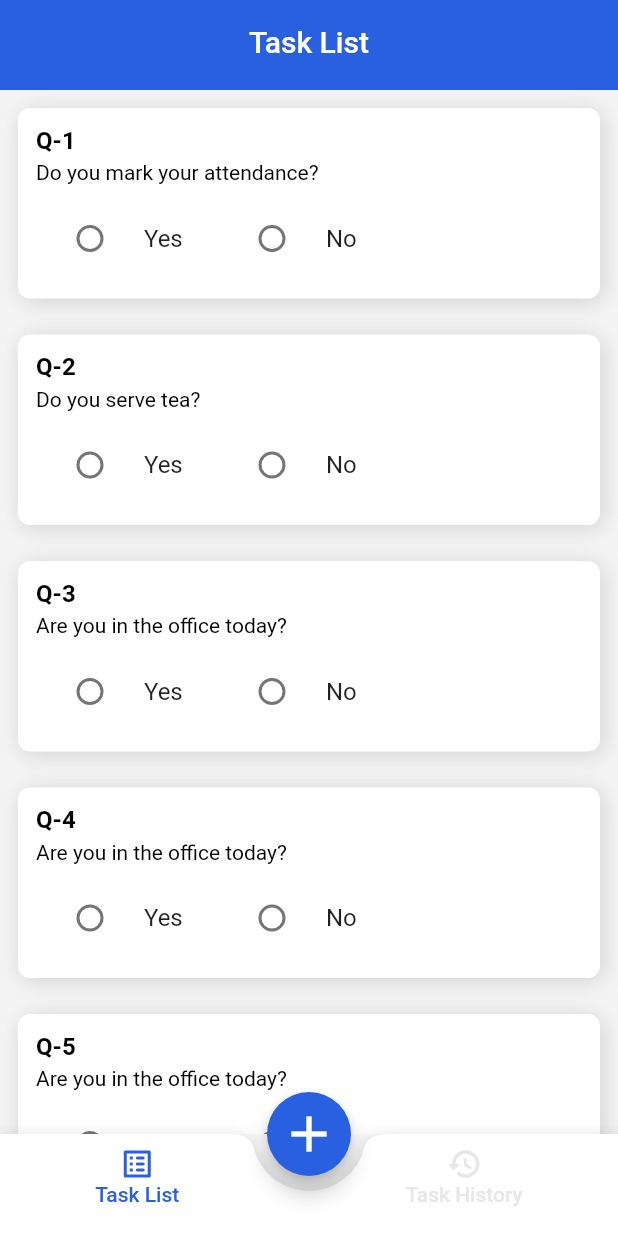
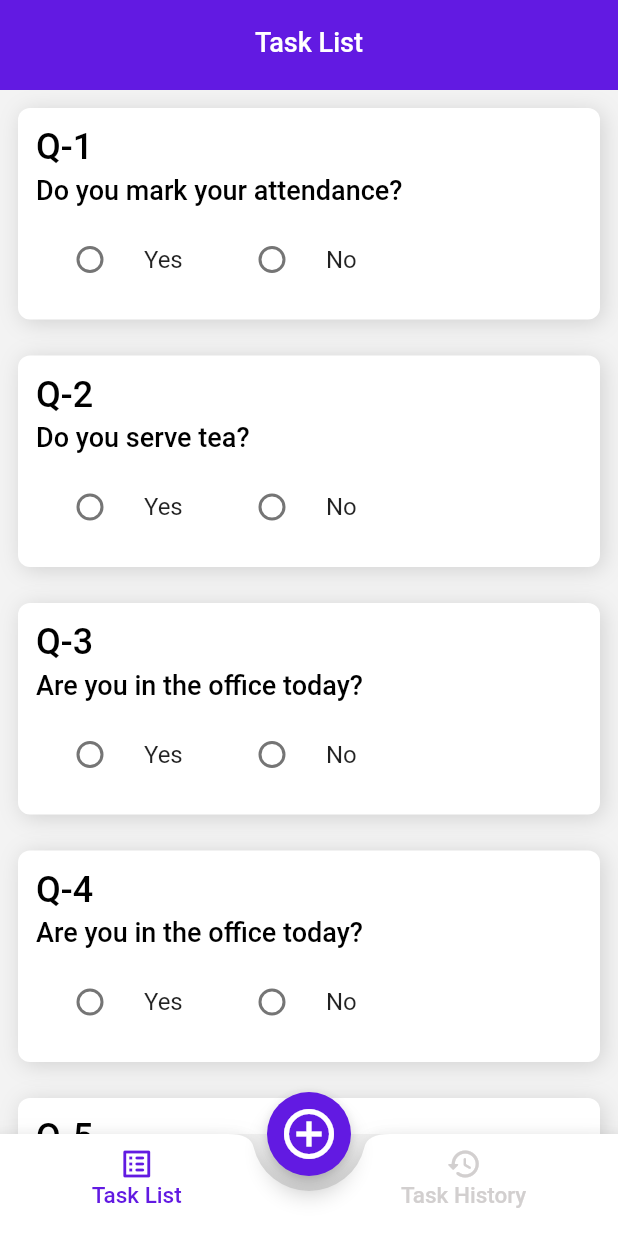
Before and after one commit to bijumondal18/task_management_app_flutter, a Flutter app: the screen it shows after launch, on a phone screen of 412 x 824 dp. Run offline on Flutter 3.47's test engine with Material 2 defaults, Android fonts, the phone set to English and light mode, and no system bars; our stand-ins replace bloc, equatable, flutter_bloc, hive, hive_flutter; accounts and stored records are empty.

Commit message:
dynamic theme management

```diff
--- a/lib/bottom_navigation_bar.dart
+++ b/lib/bottom_navigation_bar.dart
@@ -38,7 +38,7 @@ class _CustomBottomNavigationBarState extends State<CustomBottomNavigationBar> {
               builder: (context) => const CreateTaskScreen()));
         },
         child: const Icon(
-          Icons.add,
+          Icons.add_circle_outline_sharp,
           size: 40,
         ),
         backgroundColor: AppColors.primary,
--- a/lib/common/common.dart
+++ b/lib/common/common.dart
@@ -1,7 +1,6 @@
 import 'package:flutter/material.dart';
 
-
-class AppUrl{
+class AppUrl {
   //static const String baseURL = "https://countries.trevorblades.com/graphql";
 }
 
@@ -18,6 +17,17 @@ class AppSizes {
 
   static const double elevation0 = 0.0;
 
+  static const double headline1 = 34.0;
+  static const double headline2 = 28.0;
+  static const double headline3 = 26.0;
+  static const double headline4 = 24.0;
+  static const double headline5 = 22.0;
+  static const double headline6 = 18.0;
+  static const double bodyText1 = 16.0;
+  static const double bodyText2 = 14.0;
+  static const double caption = 12.0;
+  static const double button = 15.0;
+
   static const double font24 = 24.0;
   static const double font22 = 22.0;
   static const double font20 = 20.0;
@@ -32,12 +42,12 @@ class AppSizes {
 
 class AppColors {
   static const white = Color(0xFFFFFFFF);
-  static const scaffold = Color(0xDFF3F3F3);
+  static const scaffold = Color(0xFFF3F3F3);
   static const black = Color(0xFF000000);
-  static const darkGrey = Color(0xFF5C5C5C);
-  static const lightGrey = Color(0xFFE7E7E7);
+  static const darkGrey = Color(0xFF4E4D4D);
+  static const lightGrey = Color(0xFFD2CFCF);
   static const transparent = Color(0xFFE3E3E3);
-  static const primary = Color(0xFF2960E0);
+  static const primary = Color(0xFF621AE2);
 }
 
 class AppStrings {
--- /dev/null
+++ b/lib/common/theme.dart
@@ -0,0 +1,59 @@
+import 'package:flutter/material.dart';
+import 'package:flutter_todo_app/common/common.dart';
+
+class AppTheme {
+  static ThemeData get lightTheme {
+    return ThemeData(
+        dividerColor: AppColors.lightGrey,
+        brightness: Brightness.light,
+        backgroundColor: AppColors.white,
+        scaffoldBackgroundColor: AppColors.scaffold,
+        visualDensity: VisualDensity.adaptivePlatformDensity,
+        textTheme: const TextTheme(
+          headline1: TextStyle(
+              color: AppColors.black,
+              fontSize: AppSizes.headline1,
+              fontWeight: FontWeight.w700),
+          headline2: TextStyle(
+              color: AppColors.black,
+              fontSize: AppSizes.headline2,
+              fontWeight: FontWeight.w600),
+          headline3: TextStyle(
+              color: AppColors.black,
+              fontSize: AppSizes.headline3,
+              fontWeight: FontWeight.w600),
+          headline4: TextStyle(
+              color: AppColors.black,
+              fontSize: AppSizes.headline4,
+              fontWeight: FontWeight.w500),
+          headline5: TextStyle(
+              color: AppColors.black,
+              fontSize: AppSizes.headline5,
+              fontWeight: FontWeight.w500),
+          headline6: TextStyle(
+              color: AppColors.black,
+              fontSize: AppSizes.headline6,
+              fontWeight: FontWeight.w500),
+          bodyText1: TextStyle(
+              color: AppColors.darkGrey,
+              fontSize: AppSizes.bodyText1,
+              fontWeight: FontWeight.w500),
+          bodyText2: TextStyle(
+              color: AppColors.darkGrey,
+              fontSize: AppSizes.bodyText2,
+              fontWeight: FontWeight.w500),
+          caption: TextStyle(
+              color: AppColors.darkGrey,
+              fontSize: AppSizes.caption,
+              fontWeight: FontWeight.w500),
+          button: TextStyle(
+              color: AppColors.white,
+              fontSize: AppSizes.button,
+              fontWeight: FontWeight.w500),
+        ));
+  }
+
+  static ThemeData get darkTheme {
+    return ThemeData();
+  }
+}
--- a/lib/features/create_task/ui/create_task_screen.dart
+++ b/lib/features/create_task/ui/create_task_screen.dart
@@ -13,7 +13,7 @@ class CreateTaskScreen extends StatefulWidget {
 class _CreateTaskScreenState extends State<CreateTaskScreen> {
   @override
   Widget build(BuildContext context) {
-    return  Scaffold(
+    return Scaffold(
       appBar: const CustomAppBar(title: 'Create New Task'),
       body: SizedBox(
         height: MediaQuery.of(context).size.height,
@@ -36,8 +36,10 @@ class _CreateTaskScreenState extends State<CreateTaskScreen> {
               padding: const EdgeInsets.all(15),
               child: ElevatedButton(
                 style: ElevatedButton.styleFrom(
+                  primary: AppColors.primary,
+                  textStyle: const TextStyle(fontSize: AppSizes.font16),
                   minimumSize: const Size.fromHeight(
-                      45), // fromHeight use double.infinity as width and 40 is the height
+                      48), // fromHeight use double.infinity as width and 40 is the height
                 ),
                 onPressed: () {
                   showDialog<String>(
@@ -45,17 +47,22 @@ class _CreateTaskScreenState extends State<CreateTaskScreen> {
                     builder: (BuildContext context) => AlertDialog(
                       title: const Text('Confirmation'),
                       content:
-                      const Text('Are you sure you want to add this task?'),
+                          const Text('Are you sure you want to add this task?'),
                       actions: <Widget>[
                         TextButton(
                           onPressed: () => Navigator.pop(context, 'Cancel'),
-                          child: const Text('Cancel'),
+                          child: const Text(
+                            'Cancel',
+                          ),
                         ),
                         TextButton(
                           //TODO: button to submit task to database and close the dialog
 
                           onPressed: () => Navigator.pop(context, 'Submit'),
-                          child: const Text('Submit'),
+                          child: const Text(
+                            'Submit',
+                            style: TextStyle(fontWeight: FontWeight.w600),
+                          ),
                         ),
                       ],
                     ),
--- a/lib/features/task_list/bloc/task_list_state.dart
+++ b/lib/features/task_list/bloc/task_list_state.dart
@@ -1,9 +1,7 @@
 part of 'task_list_bloc.dart';
 
 @immutable
-abstract class TaskListState extends Equatable {
-
-}
+abstract class TaskListState extends Equatable {}
 
 //initial state
 class TaskListInitial extends TaskListState {
@@ -22,6 +20,7 @@ class TaskListEditState extends TaskListState {
   final Questions questions;
 
   TaskListEditState({required this.questions});
+
   @override
   List<Object?> get props => [questions];
 }
@@ -29,10 +28,12 @@ class TaskListEditState extends TaskListState {
 //all questions loaded state
 class TaskListLoadedState extends TaskListState {
   final List<Questions>? questions;
+  final bool? isCompleted;
 
-  TaskListLoadedState({this.questions});
+  TaskListLoadedState({this.isCompleted, this.questions});
+
   @override
-  List<Object?> get props => [questions];
+  List<Object?> get props => [isCompleted, questions];
 }
 
 //failed state
@@ -40,6 +41,7 @@ class TaskListFailedState extends TaskListState {
   final String errorMessage;
 
   TaskListFailedState({required this.errorMessage});
+
   @override
   List<Object?> get props => [errorMessage];
 }
--- a/lib/features/task_list/ui/task_list_screen.dart
+++ b/lib/features/task_list/ui/task_list_screen.dart
@@ -1,6 +1,7 @@
 import 'package:flutter/material.dart';
 import 'package:flutter_bloc/flutter_bloc.dart';
 import 'package:flutter_todo_app/common/common.dart';
+import 'package:flutter_todo_app/common/theme.dart';
 import 'package:flutter_todo_app/common/widgets/custom_app_bar.dart';
 
 import '../bloc/task_list_bloc.dart';
@@ -19,7 +20,6 @@ class _TaskListScreenState extends State<TaskListScreen> {
   @override
   Widget build(BuildContext context) {
     return Scaffold(
-      backgroundColor: AppColors.scaffold,
       appBar: const CustomAppBar(title: 'Task List'),
       body: BlocBuilder<TaskListBloc, TaskListState>(
         builder: (context, state) {
@@ -44,7 +44,7 @@ class TaskList extends StatelessWidget {
   @override
   Widget build(BuildContext context) {
     bool _value = false;
-    int val = -1;
+    bool? isAnswered = state?.isCompleted;
 
     return ListView.builder(
         itemCount: state!.questions!.length,
@@ -69,18 +69,12 @@ class TaskList extends StatelessWidget {
               children: [
                 Text(
                   'Q-${questions.questionNo}',
-                  style: const TextStyle(
-                      fontWeight: FontWeight.w600,
-                      color: AppColors.black,
-                      fontSize: AppSizes.font16),
+                  style: AppTheme.lightTheme.textTheme.headline4
                 ),
                 const SizedBox(height: AppSizes.padding4),
                 Text(
                   questions.title,
-                  style: const TextStyle(
-                      fontWeight: FontWeight.w400,
-                      color: AppColors.black,
-                      fontSize: AppSizes.font14),
+                  style: AppTheme.lightTheme.textTheme.headline6,
                 ),
                 const SizedBox(height: AppSizes.padding8),
                 Row(
@@ -89,17 +83,19 @@ class TaskList extends StatelessWidget {
                     Expanded(
                       child: RadioListTile(
                         title: const Text('Yes'),
-                        value: _value,
-                        groupValue: val,
+                        value: "Yes",
+                        groupValue: isAnswered,
                         onChanged: (value) {},
+                        activeColor: AppColors.primary,
                       ),
                     ),
                     Expanded(
                       child: RadioListTile(
                         title: const Text('No'),
-                        value: _value,
-                        groupValue: val,
+                        value: "No",
+                        groupValue: isAnswered,
                         onChanged: (value) {},
+                        activeColor: AppColors.primary,
                       ),
                     ),
                     const Expanded(child: SizedBox())
--- a/lib/main.dart
+++ b/lib/main.dart
@@ -2,6 +2,7 @@ import 'package:flutter/material.dart';
 import 'package:flutter/services.dart';
 import 'package:flutter_bloc/flutter_bloc.dart';
 import 'package:flutter_todo_app/bottom_navigation_bar.dart';
+import 'package:flutter_todo_app/common/theme.dart';
 import 'package:flutter_todo_app/database/question_database.dart';
 import 'package:flutter_todo_app/features/task_list/bloc/task_list_bloc.dart';
 import 'package:flutter_todo_app/features/task_list/data/questions.dart';
@@ -9,8 +10,6 @@ import 'package:hive_flutter/hive_flutter.dart';
 import 'package:hive/hive.dart';
 
 import 'common/common.dart';
-
-const String todoBoxName = "task";
 
 String _boxName = "Questions";
 
@@ -36,10 +35,11 @@ class MyApp extends StatelessWidget {
     ));
     BlocProvider.of<TaskListBloc>(context).add(TaskListInitialEvent());
 
-    return const MaterialApp(
+    return MaterialApp(
       debugShowCheckedModeBanner: false,
       title: 'Flutter Task Management App',
-      home: CustomBottomNavigationBar(),
+      theme: AppTheme.lightTheme,
+      home: const CustomBottomNavigationBar(),
     );
   }
 }
```
